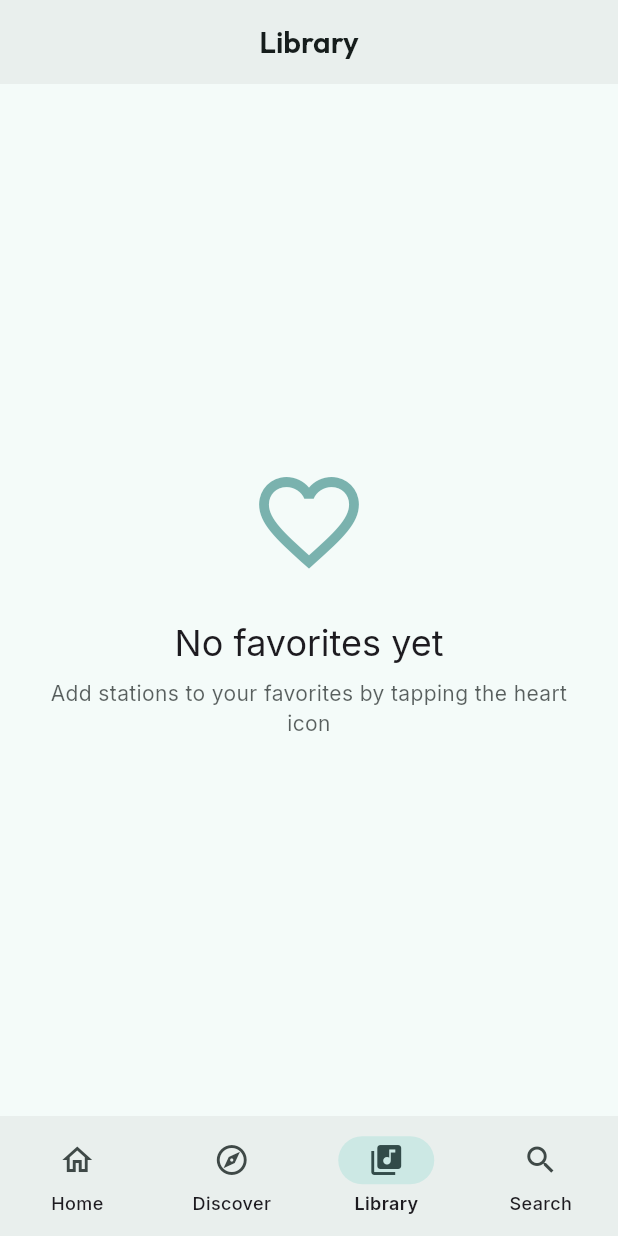
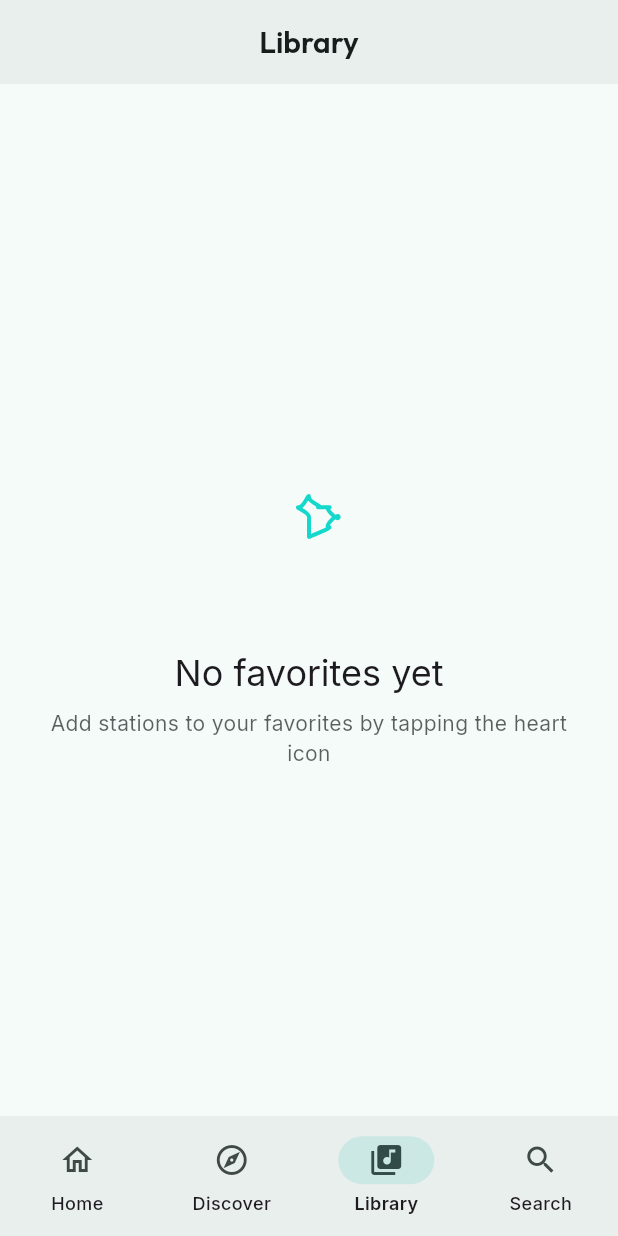
Before and after one commit to jhonny1994/tuneatlas, a Flutter app: the LibraryScreen screen opened by its route, on a phone screen of 412 x 824 dp. Run offline on Flutter 3.47's test engine with Material 3 defaults, Android fonts, the phone set to English and light mode, and no system bars; our stand-ins replace audio_service, cached_network_image, connectivity_plus, device_preview, dio, flutter_riverpod and 11 more; accounts and stored records are empty; generated files the repository leaves out were written again.

Commit message:
feat(ui): add Lottie animations to empty states
- Priority 5: Delightful empty state animations
  - Created assets/lottie/ directory with 3 animations
  - Added simple animated icons: radio, heart, and search
  - Updated EmptyStateWidget to support optional Lottie animations
  - Updated Library screen: favorites_empty.json animation
  - Updated Search screen: search_empty.json animation
  - Updated Home screen: radio_empty.json animation
  - Added assets/lottie/ to pubspec.yaml

Features:
- Animations fade in/out with scale
- Loop continuously for engaging experience
- Fallback to static icon if animation not provided
- 120x120 size for consistent empty states

Time: ~45 minutes
Impact: More engaging and delightful user experience

```diff
--- a/lib/src/core/widgets/empty_state_widget.dart
+++ b/lib/src/core/widgets/empty_state_widget.dart
@@ -1,4 +1,5 @@
 import 'package:flutter/material.dart';
+import 'package:lottie/lottie.dart';
 import 'package:tuneatlas/src/src.dart';
 
 /// A reusable empty state widget that displays consistent UI across the app.
@@ -13,6 +14,7 @@ class EmptyStateWidget extends StatelessWidget {
     required this.icon,
     required this.title,
     required this.message,
+    this.lottieAsset, // NEW: optional Lottie animation
     this.action,
     this.actionLabel,
     this.onActionPressed,
@@ -27,6 +29,9 @@ class EmptyStateWidget extends StatelessWidget {
 
   /// Descriptive message text
   final String message;
+
+  /// Optional Lottie animation asset path
+  final String? lottieAsset;
 
   /// Optional action button icon
   final IconData? action;
@@ -49,6 +54,16 @@ class EmptyStateWidget extends StatelessWidget {
         child: Column(
           mainAxisAlignment: MainAxisAlignment.center,
           children: [
+            // Show Lottie animation if provided, otherwise use icon
+            if (lottieAsset != null)
+              Lottie.asset(
+                lottieAsset!,
+                width: 120,
+                height: 120,
+                fit: BoxFit.contain,
+                repeat: true,
+              )
+            else
               Icon(
                 icon,
                 size: AppConfig.iconSizeLarge,
--- a/lib/src/features/home/presentation/home_screen.dart
+++ b/lib/src/features/home/presentation/home_screen.dart
@@ -139,6 +139,7 @@ class _HomeScreenState extends ConsumerState<HomeScreen> {
   Widget _buildEmptyState(BuildContext context) {
     return const EmptyStateWidget(
       icon: Icons.radio_button_off,
+      lottieAsset: 'assets/lottie/radio_empty.json',
       title: 'No stations found',
       message: 'Try searching for stations in other countries',
     );
--- a/lib/src/features/library/presentation/library_screen.dart
+++ b/lib/src/features/library/presentation/library_screen.dart
@@ -78,6 +78,7 @@ class LibraryScreen extends ConsumerWidget {
   Widget _buildEmptyState(BuildContext context) {
     return const EmptyStateWidget(
       icon: Icons.favorite_border,
+      lottieAsset: 'assets/lottie/favorites_empty.json',
       title: 'No favorites yet',
       message: 'Add stations to your favorites by tapping the heart icon',
     );
--- a/lib/src/features/search/presentation/search_screen.dart
+++ b/lib/src/features/search/presentation/search_screen.dart
@@ -193,6 +193,7 @@ class _SearchScreenState extends ConsumerState<SearchScreen> {
   Widget _buildEmptyState(BuildContext context, String query) {
     return const EmptyStateWidget(
       icon: Icons.search_off,
+      lottieAsset: 'assets/lottie/search_empty.json',
       title: 'No results found',
       message: 'Try a different search term',
     );
--- a/pubspec.yaml
+++ b/pubspec.yaml
@@ -44,3 +44,5 @@ dev_dependencies:
 
 flutter:
   uses-material-design: true
+  assets:
+    - assets/lottie/
```
Also changed, not shown: assets/lottie/favorites_empty.json (added, +1 -0 lines), assets/lottie/radio_empty.json (added, +1 -0 lines), assets/lottie/search_empty.json (added, +1 -0 lines). Lines whose indentation alone changed are shown as unchanged.
